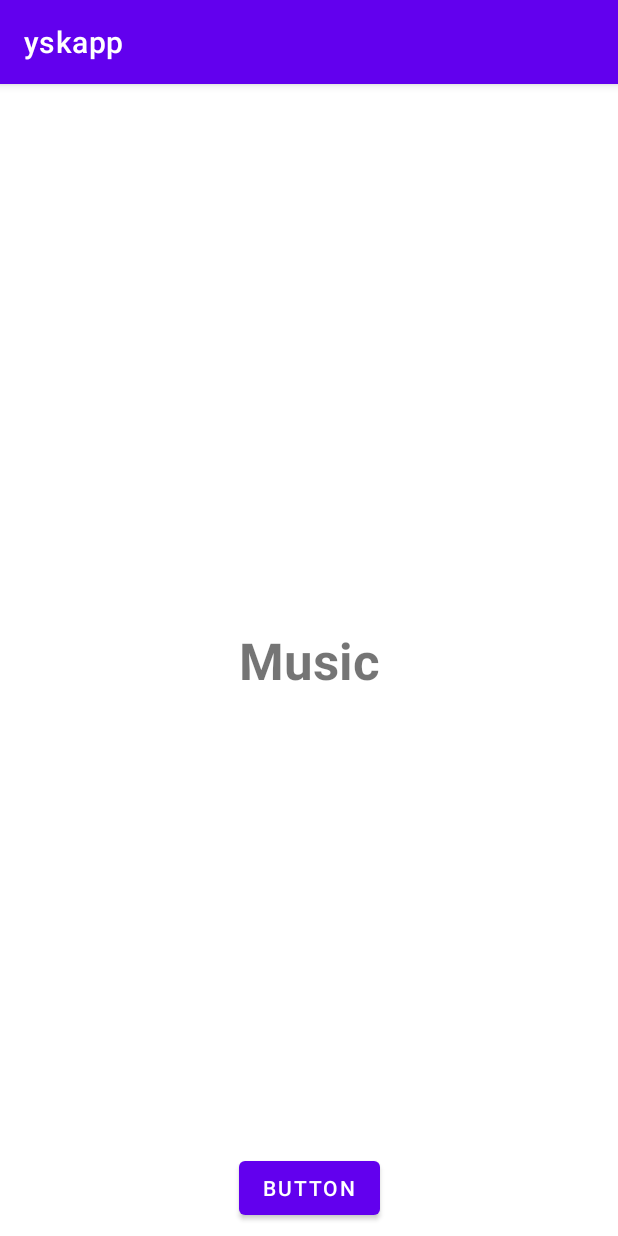
After one commit to ysk423/yskapp, an Android app: the BackgroundMusicActivity screen opened directly, with no data from a screen before it, on a phone screen of 412 x 824 dp. The commit adds this screen. Run offline under Robolectric (Android 15) with nearby library versions, the phone set to English and light mode, and no system bars.

Commit message:
add music activity

```diff
--- a/app/src/main/AndroidManifest.xml
+++ b/app/src/main/AndroidManifest.xml
@@ -12,6 +12,13 @@
         android:supportsRtl="true"
         android:theme="@style/Theme.Yskapp"
         tools:targetApi="31">
+        <activity
+            android:name=".BackgroundMusicActivity"
+            android:exported="false">
+            <meta-data
+                android:name="android.app.lib_name"
+                android:value="" />
+        </activity>
         <activity
             android:name=".PaintActivity"
             android:exported="false">
--- /dev/null
+++ b/app/src/main/java/com/ysk423/yskapp/BackgroundMusicActivity.kt
@@ -0,0 +1,22 @@
+package com.ysk423.yskapp
+
+import android.graphics.Color
+import androidx.appcompat.app.AppCompatActivity
+import android.os.Bundle
+import android.widget.Button
+import android.widget.TextView
+
+class BackgroundMusicActivity : AppCompatActivity() {
+    override fun onCreate(savedInstanceState: Bundle?) {
+        super.onCreate(savedInstanceState)
+        setContentView(R.layout.activity_background_music)
+
+        //viewを取得->ボタンを押したら文字を赤色
+        val tv: TextView = findViewById(R.id.tvBackgroundMusic)
+        val btn: Button = findViewById(R.id.btnBackgroundMusic)
+
+        btn.setOnClickListener {
+            tv.setTextColor(Color.RED)
+        }
+    }
+}
--- a/app/src/main/java/com/ysk423/yskapp/MainRecyclerAdapter.kt
+++ b/app/src/main/java/com/ysk423/yskapp/MainRecyclerAdapter.kt
@@ -17,7 +17,7 @@
         "Uranai",//position 1
         "Neko Punch",//position 2
         "Paint",//position 3
-        "tool5",//position 4
+        "Music",//position 4
         "tool6",//position 5
         "tool7",//position 6
         "tool8",//position 7
@@ -60,6 +60,7 @@
                     1 -> mContext.startActivity(Intent(mContext,UranaiActivity::class.java))
                     2 -> mContext.startActivity(Intent(mContext,NekoPunchActivity::class.java))
                     3 -> mContext.startActivity(Intent(mContext,PaintActivity::class.java))
+                    4 -> mContext.startActivity(Intent(mContext,BackgroundMusicActivity::class.java))
                     //position -> mContext.startActivity(Intent(mContext,ActivityName::class.java))
                     //else ->mContext.startActivity(Intent(mContext,MainActivity2::class.java))
                 }
--- /dev/null
+++ b/app/src/main/res/layout/activity_background_music.xml
@@ -0,0 +1,30 @@
+<?xml version="1.0" encoding="utf-8"?>
+<androidx.constraintlayout.widget.ConstraintLayout xmlns:android="http://schemas.android.com/apk/res/android"
+    xmlns:app="http://schemas.android.com/apk/res-auto"
+    xmlns:tools="http://schemas.android.com/tools"
+    android:layout_width="match_parent"
+    android:layout_height="match_parent"
+    tools:context=".BackgroundMusicActivity">
+
+    <TextView
+        android:id="@+id/tvBackgroundMusic"
+        android:layout_width="wrap_content"
+        android:layout_height="wrap_content"
+        android:text="Music"
+        android:textSize="34sp"
+        android:textStyle="bold"
+        app:layout_constraintBottom_toBottomOf="parent"
+        app:layout_constraintEnd_toEndOf="parent"
+        app:layout_constraintStart_toStartOf="parent"
+        app:layout_constraintTop_toTopOf="parent" />
+
+    <Button
+        android:id="@+id/btnBackgroundMusic"
+        android:layout_width="wrap_content"
+        android:layout_height="wrap_content"
+        android:layout_marginBottom="8dp"
+        android:text="Button"
+        app:layout_constraintBottom_toBottomOf="parent"
+        app:layout_constraintEnd_toEndOf="parent"
+        app:layout_constraintStart_toStartOf="parent" />
+</androidx.constraintlayout.widget.ConstraintLayout>
```
